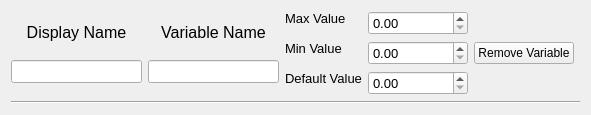
dmherrington/ECM-Control-System, file src/window_GMC_variable_editor/widget_variable_data.ui: the form before one commit.
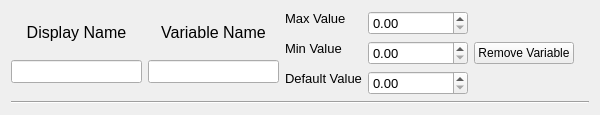
The form after the commit. Icons and pictures are not drawn.

The edit to the form file:
```diff
--- a/src/window_GMC_variable_editor/widget_variable_data.ui
+++ b/src/window_GMC_variable_editor/widget_variable_data.ui
@@ -6,7 +6,7 @@
    <rect>
     <x>0</x>
     <y>0</y>
-    <width>580</width>
+    <width>600</width>
     <height>113</height>
    </rect>
   </property>
```
Left out of the diff: 3 changed lines with no effect on the pictures.
